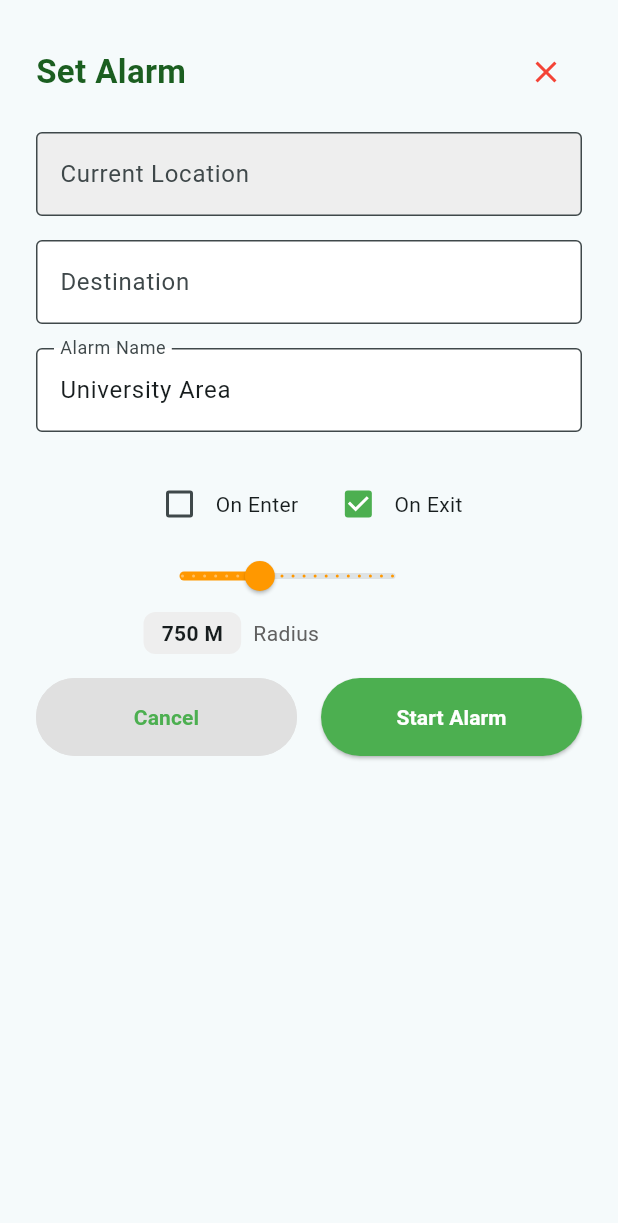
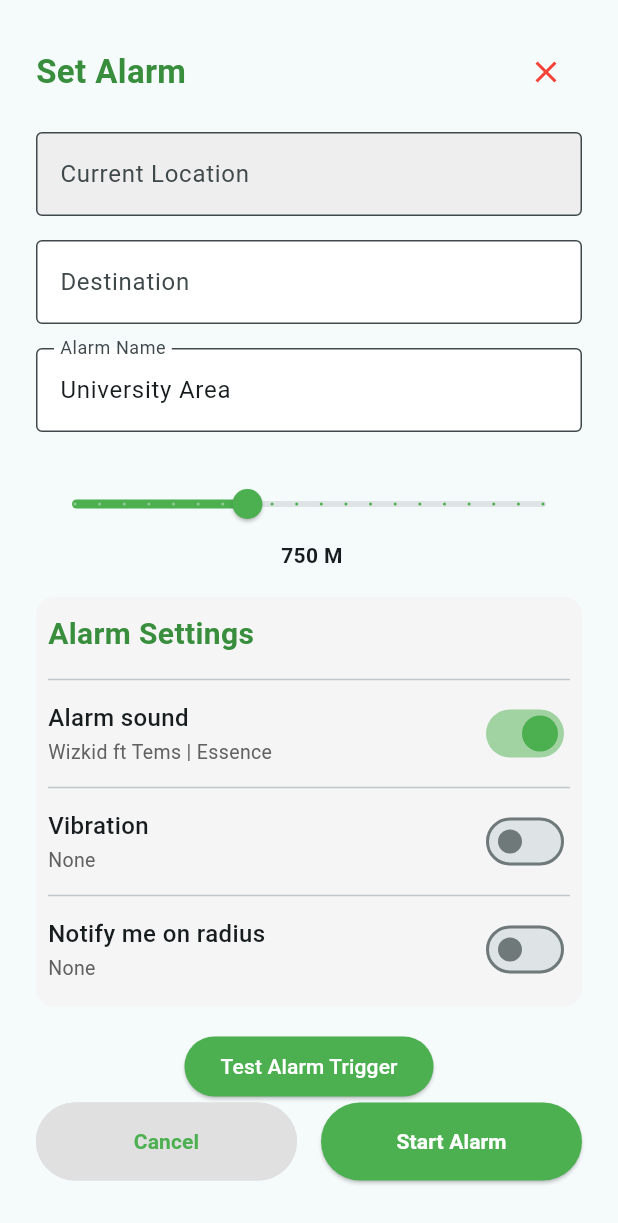
Before and after one commit to shaittoo/wakeapp, a Flutter app: the SetAlarmSheet widget shown alone on an empty page, opened directly, on a phone screen of 412 x 824 dp. Shown: the top 1223 px of the screen. Run offline on Flutter 3.47's test engine with Material 3 defaults, Android fonts, the phone set to English and light mode, and no system bars; our stand-ins replace audioplayers, flutter_local_notifications, google_maps_flutter, hive, hive_flutter, location and 3 more; accounts and stored records are empty.

Commit message:
setalarmupdatedui [Shaina]

```diff
--- a/lib/screen/setalarm.dart
+++ b/lib/screen/setalarm.dart
@@ -5,6 +5,9 @@ import 'package:location/location.dart'; // <-- Add this import
 import 'dart:convert';
 import 'package:http/http.dart' as http;
 import 'package:uuid/uuid.dart';
+import 'package:audioplayers/audioplayers.dart';
+import 'package:vibration/vibration.dart';
+import 'package:flutter_local_notifications/flutter_local_notifications.dart';
 
 const String kGoogleApiKey = 'AIzaSyCv3FFr20CIXT48UA5LdiO_eEffceacY0Q';
 
@@ -24,14 +27,17 @@ class _SetAlarmSheetState extends State<SetAlarmSheet> {
   final String _destinationSessionToken = const Uuid().v4();
   List<dynamic> _destinationSuggestions = [];
   bool _isDestinationSearching = false;
-  bool _onEnter = false;
-  bool _onExit = true;
   double _radius = 750;
+  bool _alarmSoundEnabled = true;
+  bool _vibrationEnabled = false;
+  bool _notifyEarlierEnabled = false;
+  final FlutterLocalNotificationsPlugin flutterLocalNotificationsPlugin = FlutterLocalNotificationsPlugin();
 
   @override
   void initState() {
     super.initState();
     _fetchAndSetCurrentLocation();
+    _initNotifications();
   }
 
   Future<void> _fetchAndSetCurrentLocation() async {
@@ -84,6 +90,45 @@ class _SetAlarmSheetState extends State<SetAlarmSheet> {
     }
   }
 
+  Future<void> _initNotifications() async {
+    const AndroidInitializationSettings initializationSettingsAndroid =
+        AndroidInitializationSettings('@mipmap/ic_launcher');
+    const InitializationSettings initializationSettings = InitializationSettings(
+      android: initializationSettingsAndroid,
+    );
+    await flutterLocalNotificationsPlugin.initialize(initializationSettings);
+  }
+
+  Future<void> triggerAlarm() async {
+    if (_alarmSoundEnabled) {
+      final player = AudioPlayer();
+      await player.play(AssetSource('lib/assets/alarm.mp3'));
+    }
+    if (_vibrationEnabled && (await Vibration.hasVibrator() ?? false)) {
+      Vibration.vibrate(duration: 3000);
+    }
+    if (_notifyEarlierEnabled) {
+      const AndroidNotificationDetails androidPlatformChannelSpecifics =
+          AndroidNotificationDetails(
+        'alarm_channel',
+        'Alarm Notifications',
+        channelDescription: 'Alarm notifications for radius',
+        importance: Importance.max,
+        priority: Priority.high,
+        ticker: 'ticker',
+      );
+      const NotificationDetails platformChannelSpecifics =
+          NotificationDetails(android: androidPlatformChannelSpecifics);
+      await flutterLocalNotificationsPlugin.show(
+        0,
+        'Alarm',
+        'You have reached your destination radius!',
+        platformChannelSpecifics,
+        payload: 'alarm',
+      );
+    }
+  }
+
   @override
   Widget build(BuildContext context) {
     return Padding(
@@ -105,7 +150,7 @@ class _SetAlarmSheetState extends State<SetAlarmSheet> {
                     style: TextStyle(
                         fontSize: 22,
                         fontWeight: FontWeight.bold,
-                        color: Colors.green[900])),
+                        color: Colors.green[700])),
                 IconButton(
                   icon: Icon(Icons.close, color: Colors.red),
                   onPressed: () => Navigator.pop(context),
@@ -186,71 +231,76 @@ class _SetAlarmSheetState extends State<SetAlarmSheet> {
               ),
             ),
             SizedBox(height: 24),
-            // On Enter / On Exit
-            SingleChildScrollView(
-              scrollDirection: Axis.horizontal,
-              child: Row(
-                crossAxisAlignment: CrossAxisAlignment.start,
-                children: [
-                  // Checkboxes and labels
-                  Column(
-                    crossAxisAlignment: CrossAxisAlignment.start,
-                    children: [
-                      // Checkboxes Row
-                      Row(
-                        children: [
-                          Checkbox(
-                            value: _onEnter,
-                            activeColor: Colors.green,
-                            onChanged: (val) => setState(() => _onEnter = val!),
-                          ),
-                          Text('On Enter'),
-                          SizedBox(width: 16),
-                          Checkbox(
-                            value: _onExit,
-                            activeColor: Colors.green,
-                            onChanged: (val) => setState(() => _onExit = val!),
-                          ),
-                          Text('On Exit'),
-                        ],
-                      ),
             // Radius controls
             Slider(
               value: _radius,
               min: 100,
               max: 2000,
               divisions: 19,
-                        activeColor: Colors.orange,
+              activeColor: Colors.green,
               onChanged: (val) => setState(() => _radius = val),
             ),
-                      Row(
-                        mainAxisAlignment: MainAxisAlignment.center, // Center horizontally
-                        children: [
-                          Container(
-                            padding: EdgeInsets.symmetric(horizontal: 12, vertical: 4),
-                            decoration: BoxDecoration(
-                              color: Colors.grey[200],
-                              borderRadius: BorderRadius.circular(8),
-                            ),
-                            child: Text(
-                              '${_radius.round()} M',
+            Text(
+              '	${_radius.round()} M',
               style: TextStyle(fontWeight: FontWeight.bold),
             ),
+            // --- New Alarm Settings Section ---
+            SizedBox(height: 18),
+            Container(
+              padding: EdgeInsets.symmetric(horizontal: 8, vertical: 10),
+              decoration: BoxDecoration(
+                color: Colors.grey[100],
+                borderRadius: BorderRadius.circular(12),
               ),
-                          SizedBox(width: 8),
+              child: Column(
+                crossAxisAlignment: CrossAxisAlignment.start,
+                children: [
                   Text(
-                            'Radius',
-                            style: TextStyle(color: Colors.grey[700]),
+                    'Alarm Settings',
+                    style: TextStyle(
+                      color: Colors.green[700],
+                      fontWeight: FontWeight.bold,
+                      fontSize: 20,
                     ),
-                        ],
                   ),
-                    ],
+                  SizedBox(height: 8),
+                  Divider(),
+                  _buildSettingsRow(
+                    title: 'Alarm sound',
+                    subtitle: 'Wizkid ft Tems | Essence',
+                    value: _alarmSoundEnabled,
+                    onChanged: (val) => setState(() => _alarmSoundEnabled = val),
+                    activeColor: Colors.green,
                   ),
-                  SizedBox(width: 8),
+                  Divider(),
+                  _buildSettingsRow(
+                    title: 'Vibration',
+                    subtitle: _vibrationEnabled ? '' : 'None',
+                    value: _vibrationEnabled,
+                    onChanged: (val) => setState(() => _vibrationEnabled = val),
+                    activeColor: Colors.green,
+                  ),
+                  Divider(),
+                  _buildSettingsRow(
+                    title: 'Notify me on radius',
+                    subtitle: _notifyEarlierEnabled ? '' : 'None',
+                    value: _notifyEarlierEnabled,
+                    onChanged: (val) => setState(() => _notifyEarlierEnabled = val),
+                    activeColor: Colors.green,
+                  ),
                 ],
               ),
             ),
             SizedBox(height: 16),
+            // Temporary test button for alarm trigger
+            ElevatedButton(
+              onPressed: triggerAlarm,
+              style: ElevatedButton.styleFrom(
+                backgroundColor: Colors.green,
+                foregroundColor: Colors.white,
+              ),
+              child: Text('Test Alarm Trigger'),
+            ),
             // Buttons
             Row(
               children: [
@@ -278,12 +328,9 @@ class _SetAlarmSheetState extends State<SetAlarmSheet> {
                     onPressed: () async {
                       final alarm = Alarm(
                         name: _alarmNameController.text,
-                        onEnter: _onEnter,
-                        onExit: _onExit,
+                        onEnter: false,
+                        onExit: false,
                         radius: _radius,
-                        // repeat: _repeat,
-                        // days: List<bool>.from(_days),
-                        // favorite: _favorite,
                       );
                       final box = Hive.box<Alarm>('alarms');
                       await box.add(alarm);
@@ -303,4 +350,29 @@ class _SetAlarmSheetState extends State<SetAlarmSheet> {
       ),
     );
   }
+
+  Widget _buildSettingsRow({required String title, required String subtitle, required bool value, required ValueChanged<bool> onChanged, required Color activeColor}) {
+    return Padding(
+      padding: const EdgeInsets.symmetric(vertical: 4.0),
+      child: Row(
+        children: [
+          Expanded(
+            child: Column(
+              crossAxisAlignment: CrossAxisAlignment.start,
+              children: [
+                Text(title, style: TextStyle(fontSize: 16, fontWeight: FontWeight.w500)),
+                SizedBox(height: 2),
+                Text(subtitle, style: TextStyle(fontSize: 13, color: Colors.grey[700])),
+              ],
+            ),
+          ),
+          Switch(
+            value: value,
+            onChanged: onChanged,
+            activeColor: activeColor,
+          ),
+        ],
+      ),
+    );
   }
+}
--- a/pubspec.yaml
+++ b/pubspec.yaml
@@ -49,6 +49,9 @@ dependencies:
   shared_preferences: ^2.2.2
   smooth_page_indicator: ^1.1.0
   google_api_headers: ^1.6.0
+  audioplayers: ^5.2.1
+  vibration: 3.1.3
+  flutter_local_notifications: 16.0.0
 
 dev_dependencies:
   flutter_test:
@@ -79,6 +82,7 @@ flutter:
     - lib/assets/Onboarding_1.png
     - lib/assets/Onboarding_2.png
     - lib/assets/Onboarding_3.png
+    - lib/assets/alarm.mp3
 
   # To add assets to your application, add an assets section, like this:
   # assets:
```
Also changed, not shown: pubspec.lock, 7 other files. Lines whose indentation alone changed are shown as unchanged.
